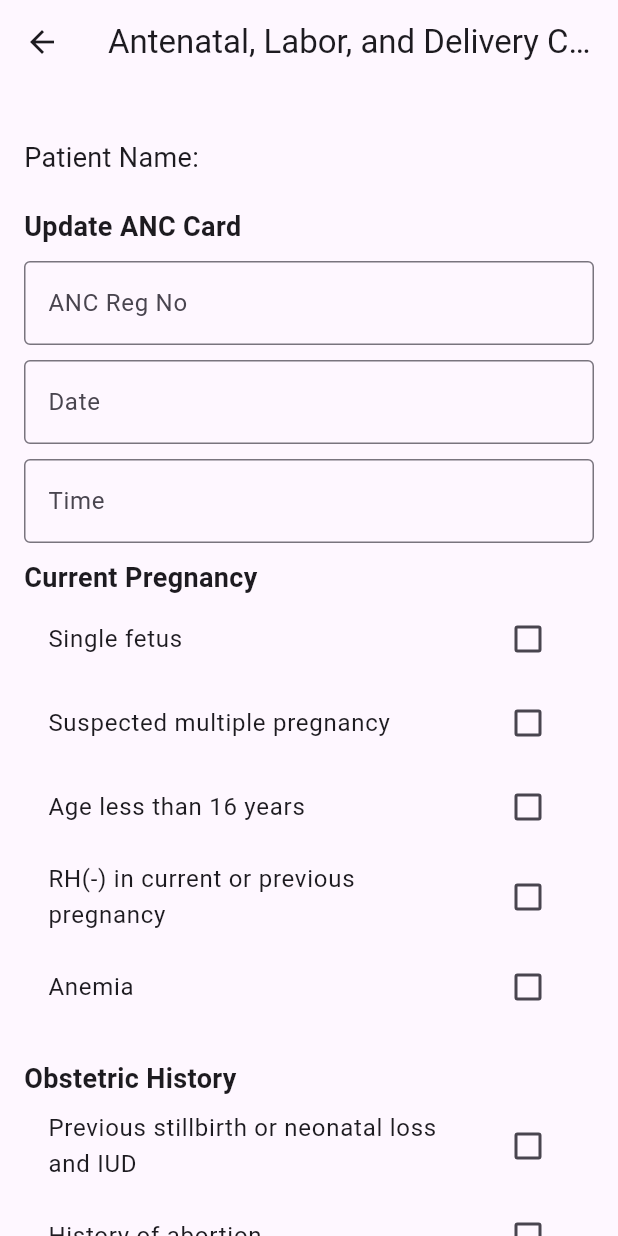
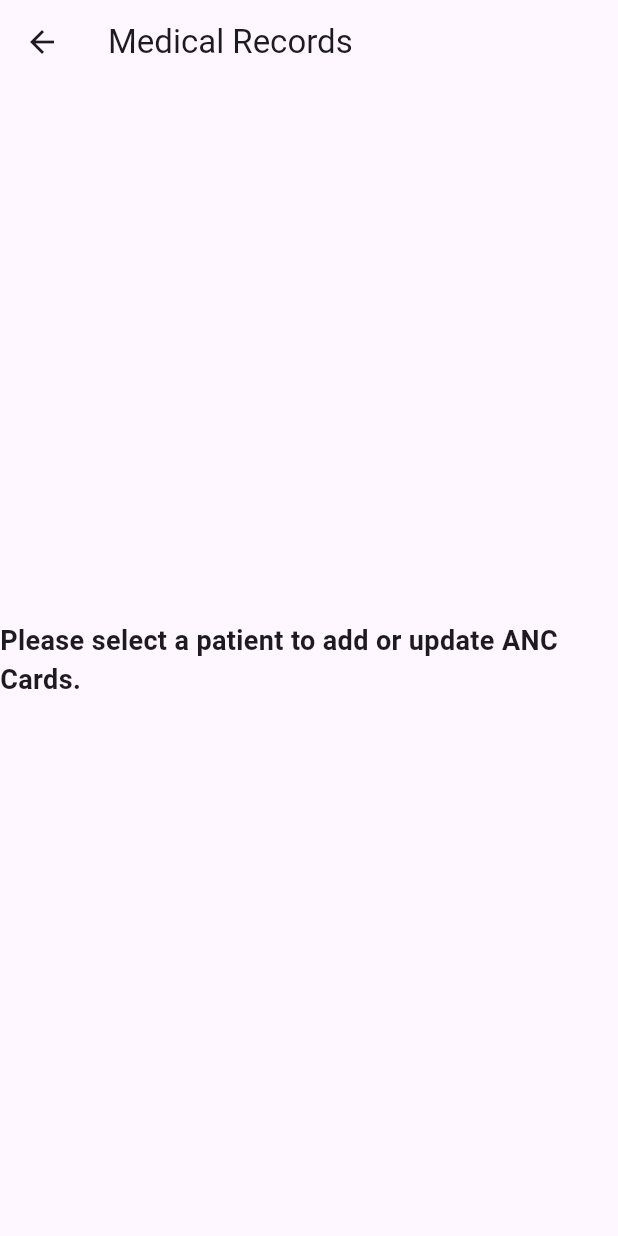
Before and after one commit to Khubaib2002/IMKAAN-PROJECT, a Flutter app: the AntenatalDeliveryCard screen opened directly with empty values, on a phone screen of 412 x 824 dp. Run offline on Flutter 3.47's test engine with Material 3 defaults, Android fonts, the phone set to English and light mode, and no system bars; our stand-ins replace cloud_firestore, firebase_auth, firebase_core, flutter_spinkit, google_fonts, rxdart; accounts and stored records are empty.

Commit message:
edge cases

```diff
--- a/imkaan/lib/screens/maternity/update/anc/anc.dart
+++ b/imkaan/lib/screens/maternity/update/anc/anc.dart
@@ -208,6 +208,19 @@ class _AntenatalDeliveryCardState extends State<AntenatalDeliveryCard> {
 
   @override
   Widget build(BuildContext context) {
+    if (widget.patientId.isEmpty) {
+      return Scaffold(
+        appBar: AppBar(
+          title: const Text('Medical Records'),
+        ),
+        body: const Center(
+          child: Text(
+            'Please select a patient to add or update ANC Cards.',
+            style: TextStyle(fontSize: 18, fontWeight: FontWeight.bold),
+          ),
+        ),
+      );
+    }
     return Scaffold(
       appBar: AppBar(
         title: const Text('Antenatal, Labor, and Delivery Card'),
--- a/imkaan/lib/screens/maternity/update/deliveryfiles.dart
+++ b/imkaan/lib/screens/maternity/update/deliveryfiles.dart
@@ -422,11 +422,11 @@ class _DeliveryScreenState extends State<DeliveryScreen> {
     if (widget.patientId.isEmpty) {
       return Scaffold(
         appBar: AppBar(
-          title: const Text('Delivery Files'),
+          title: const Text('Medical Records'),
         ),
         body: const Center(
           child: Text(
-            'Please select a patient or add a patient to add or update deliveries files information.',
+            'Please select a patient to add or update delivery files.',
             style: TextStyle(fontSize: 18, fontWeight: FontWeight.bold),
           ),
         ),
--- a/imkaan/lib/screens/maternity/update/previousdeliveries.dart
+++ b/imkaan/lib/screens/maternity/update/previousdeliveries.dart
@@ -127,11 +127,11 @@ class _PreviousdeliveriesState extends State<Previousdeliveries> {
     if (widget.patientId.isEmpty) {
       return Scaffold(
         appBar: AppBar(
-          title: const Text('Delivery Files'),
+          title: const Text('Medical Records'),
         ),
         body: const Center(
           child: Text(
-            'Please select a patient or add a patient to add or update previous deliveries information.',
+            'Please select a patient to add or update previous deliveries.',
             style: TextStyle(fontSize: 18, fontWeight: FontWeight.bold),
           ),
         ),
--- a/imkaan/lib/services/db.dart
+++ b/imkaan/lib/services/db.dart
@@ -351,7 +351,7 @@ class _UpdateUserPageState extends State<UpdateUserPage> {
                           ScaffoldMessenger.of(context).showSnackBar(
                             const SnackBar(
                                 content: Text(
-                                    'Please enter all details to add a new patient')),
+                                    'Please enter valid ID to search patient')),
                           );
                         }
                       },
@@ -463,8 +463,10 @@ class _UpdateUserPageState extends State<UpdateUserPage> {
                       relationController.text.trim().toLowerCase();
                   if (dobController.text.isEmpty) {
                     ScaffoldMessenger.of(context).showSnackBar(
-                      const SnackBar(
-                          content: Text('Please select a Date of Birth')),
+                      SnackBar(
+                          content: Text(!isUpdating
+                              ? 'Please enter all details to add a new patient'
+                              : 'Please enter all details to update patient information')),
                     );
                     return;
                   }
```
